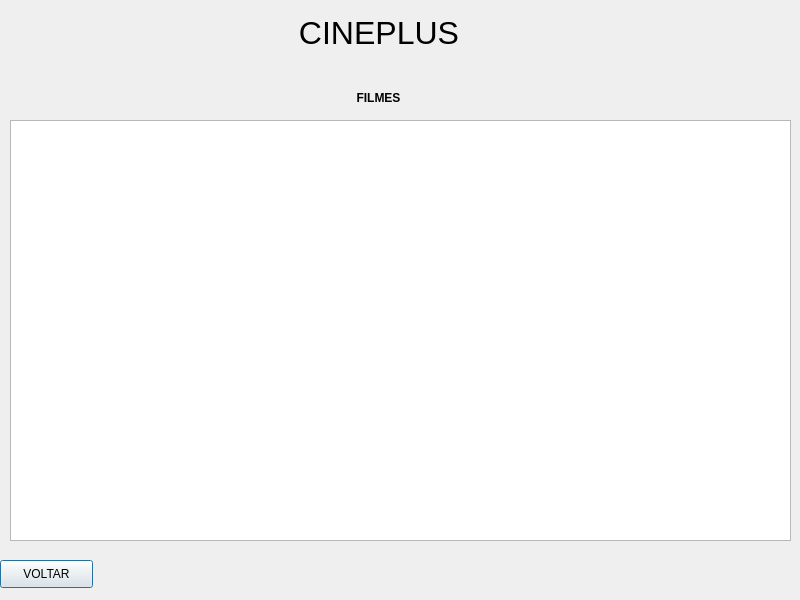
Before: the Qt Designer form TELA_LISTA_FILMES.ui in Josmateussilva0110/PROJETO_POO, drawn with Qt 5.
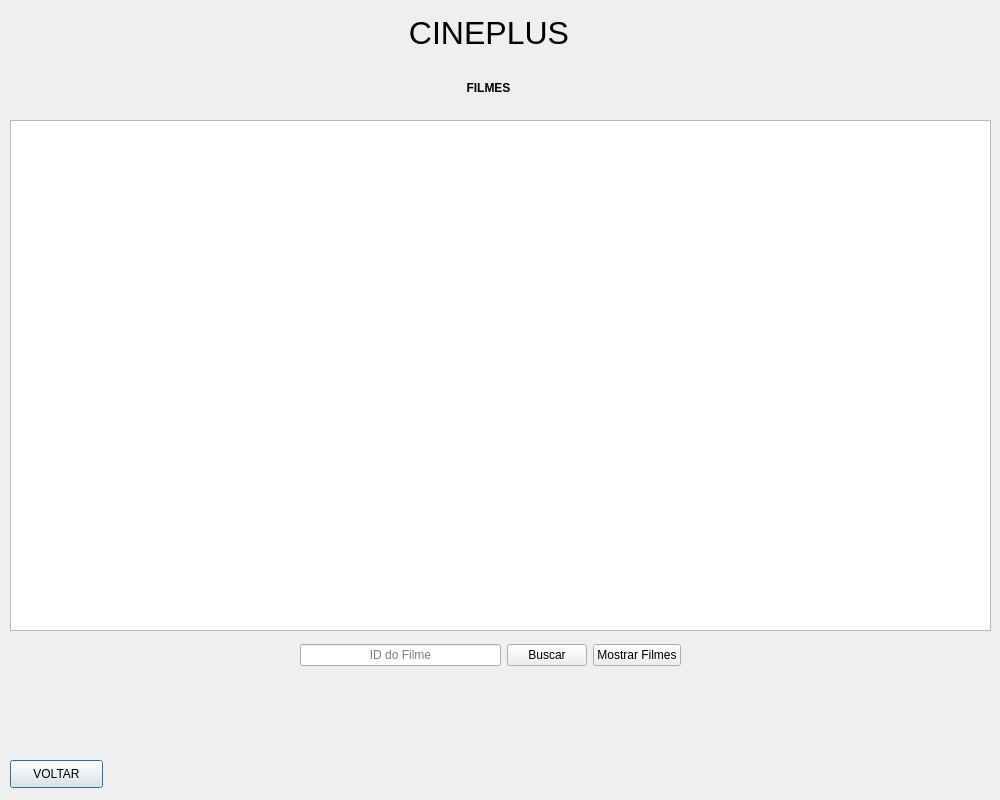
After: the same form once the commit is applied.

Patch:
```diff
--- a/TELA_LISTA_FILMES.ui
+++ b/TELA_LISTA_FILMES.ui
@@ -6,8 +6,8 @@
    <rect>
     <x>0</x>
     <y>0</y>
-    <width>800</width>
-    <height>600</height>
+    <width>1000</width>
+    <height>800</height>
    </rect>
   </property>
   <property name="sizePolicy">
@@ -18,14 +18,14 @@
   </property>
   <property name="minimumSize">
    <size>
-    <width>800</width>
-    <height>600</height>
+    <width>1000</width>
+    <height>800</height>
    </size>
   </property>
   <property name="maximumSize">
    <size>
-    <width>800</width>
-    <height>600</height>
+    <width>1000</width>
+    <height>800</height>
    </size>
   </property>
   <property name="windowTitle">
@@ -34,8 +34,8 @@
   <widget class="QPushButton" name="pushButton_4">
    <property name="geometry">
     <rect>
-     <x>0</x>
-     <y>560</y>
+     <x>10</x>
+     <y>760</y>
      <width>93</width>
      <height>28</height>
     </rect>
@@ -49,16 +49,16 @@
     <rect>
      <x>10</x>
      <y>120</y>
-     <width>781</width>
-     <height>421</height>
+     <width>981</width>
+     <height>511</height>
     </rect>
    </property>
   </widget>
   <widget class="QLabel" name="label_2">
    <property name="geometry">
     <rect>
-     <x>320</x>
-     <y>90</y>
+     <x>430</x>
+     <y>80</y>
      <width>117</width>
      <height>16</height>
     </rect>
@@ -70,7 +70,7 @@
   <widget class="QLabel" name="label">
    <property name="geometry">
     <rect>
-     <x>290</x>
+     <x>400</x>
      <y>10</y>
      <width>178</width>
      <height>48</height>
@@ -80,6 +80,42 @@
     <string>&lt;html&gt;&lt;head/&gt;&lt;body&gt;&lt;p align=&quot;center&quot;&gt;&lt;span style=&quot; font-size:24pt;&quot;&gt;CINEPLUS&lt;/span&gt;&lt;/p&gt;&lt;/body&gt;&lt;/html&gt;</string>
    </property>
   </widget>
+  <widget class="QWidget" name="layoutWidget">
+   <property name="geometry">
+    <rect>
+     <x>300</x>
+     <y>640</y>
+     <width>381</width>
+     <height>30</height>
+    </rect>
+   </property>
+   <layout class="QHBoxLayout" name="horizontalLayout">
+    <item>
+     <widget class="QLineEdit" name="lineEdit_2">
+      <property name="alignment">
+       <set>Qt::AlignCenter</set>
+      </property>
+      <property name="placeholderText">
+       <string>ID do Filme</string>
+      </property>
+     </widget>
+    </item>
+    <item>
+     <widget class="QPushButton" name="pushButton_2">
+      <property name="text">
+       <string>Buscar</string>
+      </property>
+     </widget>
+    </item>
+    <item>
+     <widget class="QPushButton" name="pushButton_5">
+      <property name="text">
+       <string>Mostrar Filmes</string>
+      </property>
+     </widget>
+    </item>
+   </layout>
+  </widget>
  </widget>
  <resources/>
  <connections/>
```
